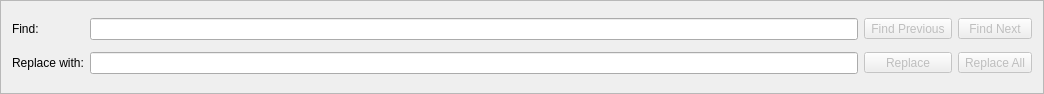
This is src/find.ui in igormironchik/md-editor as Qt 5 draws it before an edit. The edited form follows.
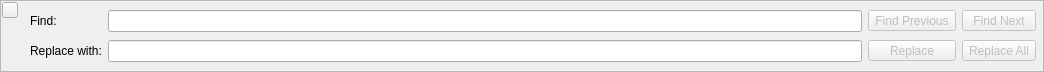
This is the edited form. Icons and pictures are not drawn.

Commit message: Add close button to tools dialogues.

```diff
--- a/src/find.ui
+++ b/src/find.ui
@@ -7,9 +7,15 @@
     <x>0</x>
     <y>0</y>
     <width>1044</width>
-    <height>94</height>
+    <height>72</height>
    </rect>
   </property>
+  <property name="sizePolicy">
+   <sizepolicy hsizetype="Preferred" vsizetype="Fixed">
+    <horstretch>0</horstretch>
+    <verstretch>0</verstretch>
+   </sizepolicy>
+  </property>
   <property name="windowTitle">
    <string>Frame</string>
   </property>
@@ -20,8 +26,69 @@
    <enum>QFrame::Raised</enum>
   </property>
   <layout class="QHBoxLayout" name="horizontalLayout">
+   <property name="leftMargin">
+    <number>1</number>
+   </property>
+   <property name="topMargin">
+    <number>1</number>
+   </property>
+   <property name="rightMargin">
+    <number>1</number>
+   </property>
+   <property name="bottomMargin">
+    <number>1</number>
+   </property>
+   <item>
+    <layout class="QVBoxLayout" name="verticalLayout">
+     <item>
+      <widget class="QToolButton" name="close">
+       <property name="maximumSize">
+        <size>
+         <width>16</width>
+         <height>16</height>
+        </size>
+       </property>
+       <property name="text">
+        <string/>
+       </property>
+       <property name="icon">
+        <iconset resource="resources.qrc">
+         <normaloff>:/res/img/dialog-close.png</normaloff>:/res/img/dialog-close.png</iconset>
+       </property>
+      </widget>
+     </item>
+     <item>
+      <spacer name="verticalSpacer">
+       <property name="orientation">
+        <enum>Qt::Vertical</enum>
+       </property>
+       <property name="sizeType">
+        <enum>QSizePolicy::Expanding</enum>
+       </property>
+       <property name="sizeHint" stdset="0">
+        <size>
+         <width>0</width>
+         <height>0</height>
+        </size>
+       </property>
+      </spacer>
+     </item>
+    </layout>
+   </item>
    <item>
     <layout class="QGridLayout" name="gridLayout">
+     <property name="leftMargin">
+      <number>6</number>
+     </property>
+     <property name="topMargin">
+      <number>6</number>
+     </property>
+     <property name="rightMargin">
+      <number>6</number>
+     </property>
+     <property name="bottomMargin">
+      <number>6</number>
+     </property>
      <item row="0" column="0">
       <widget class="QLabel" name="label">
        <property name="text">
```
Left out of the diff: 4 changed lines with no effect on the pictures. The commit also changes 9 other files.
